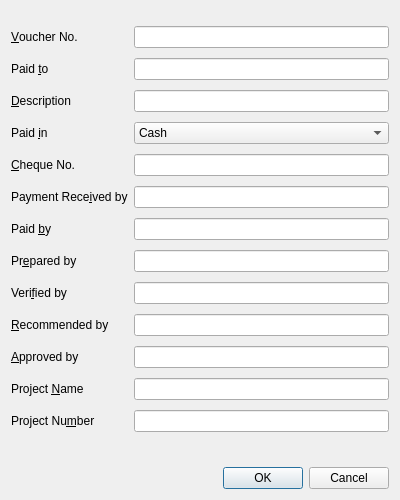
Before: the Qt Designer form SampleApps/Voucher/ch.banana.apps.transactionvoucher.dialog.ui in BananaAccounting/General, drawn with Qt 5.
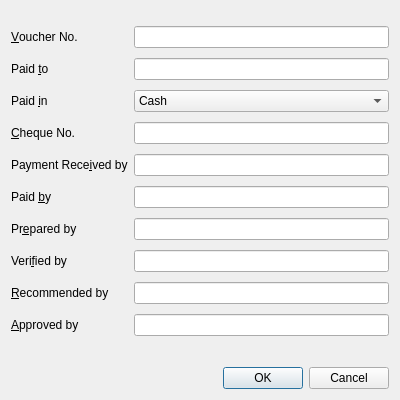
After: the same form once the commit is applied.

Commit message: Updated transaction voucher app

```diff
--- a/SampleApps/Voucher/ch.banana.apps.transactionvoucher.dialog.ui
+++ b/SampleApps/Voucher/ch.banana.apps.transactionvoucher.dialog.ui
@@ -7,7 +7,7 @@
     <x>0</x>
     <y>0</y>
     <width>400</width>
-    <height>500</height>
+    <height>400</height>
    </rect>
   </property>
   <property name="windowTitle">
@@ -38,13 +38,7 @@
      <property name="verticalSpacing">
       <number>10</number>
      </property>
-     <item row="11" column="1">
-      <widget class="QLineEdit" name="ProjectNameLineEdit"/>
-     </item>
      <item row="2" column="1">
-      <widget class="QLineEdit" name="DescriptionLineEdit"/>
-     </item>
-     <item row="3" column="1">
       <widget class="QComboBox" name="PaidInComboBox">
        <item>
         <property name="text">
@@ -68,7 +62,7 @@
        </item>
       </widget>
      </item>
-     <item row="7" column="0">
+     <item row="6" column="0">
       <widget class="QLabel" name="PreparedByLabel">
        <property name="text">
         <string>Pr&amp;epared by</string>
@@ -88,10 +82,10 @@
        </property>
       </widget>
      </item>
-     <item row="5" column="1">
+     <item row="4" column="1">
       <widget class="QLineEdit" name="PaymentReceivedByLineEdit"/>
      </item>
-     <item row="10" column="0">
+     <item row="9" column="0">
       <widget class="QLabel" name="ApprovedByLabel">
        <property name="text">
         <string>&amp;Approved by</string>
@@ -101,7 +95,7 @@
        </property>
       </widget>
      </item>
-     <item row="8" column="0">
+     <item row="7" column="0">
       <widget class="QLabel" name="VerifiedByLabel">
        <property name="text">
         <string>Veri&amp;fied by</string>
@@ -111,13 +105,13 @@
        </property>
       </widget>
      </item>
-     <item row="10" column="1">
+     <item row="9" column="1">
       <widget class="QLineEdit" name="ApprovedByLineEdit"/>
      </item>
-     <item row="6" column="1">
+     <item row="5" column="1">
       <widget class="QLineEdit" name="PaidByLineEdit"/>
      </item>
-     <item row="6" column="0">
+     <item row="5" column="0">
       <widget class="QLabel" name="PaidByLabel">
        <property name="text">
         <string>Paid &amp;by</string>
@@ -127,7 +121,7 @@
        </property>
       </widget>
      </item>
-     <item row="4" column="0">
+     <item row="3" column="0">
       <widget class="QLabel" name="ChequeNumberLabel">
        <property name="text">
         <string>&amp;Cheque No.</string>
@@ -150,7 +144,7 @@
      <item row="1" column="1">
       <widget class="QLineEdit" name="PaidToLineEdit"/>
      </item>
-     <item row="9" column="0">
+     <item row="8" column="0">
       <widget class="QLabel" name="RecommendedByLabel">
        <property name="text">
         <string>&amp;Recommended by</string>
@@ -160,13 +154,13 @@
        </property>
       </widget>
      </item>
-     <item row="9" column="1">
+     <item row="8" column="1">
       <widget class="QLineEdit" name="RecommendedByLineEdit"/>
      </item>
-     <item row="7" column="1">
+     <item row="6" column="1">
       <widget class="QLineEdit" name="PreparedByLineEdit"/>
      </item>
-     <item row="3" column="0">
+     <item row="2" column="0">
       <widget class="QLabel" name="PaidInLabel">
        <property name="text">
         <string>Paid &amp;in</string>
@@ -176,20 +170,10 @@
        </property>
       </widget>
      </item>
-     <item row="4" column="1">
+     <item row="3" column="1">
       <widget class="QLineEdit" name="ChequeNumberLineEdit"/>
      </item>
-     <item row="2" column="0">
-      <widget class="QLabel" name="DescriptionLabel">
-       <property name="text">
-        <string>&amp;Description</string>
-       </property>
-       <property name="buddy">
-        <cstring>DescriptionLineEdit</cstring>
-       </property>
-      </widget>
-     </item>
-     <item row="5" column="0">
+     <item row="4" column="0">
       <widget class="QLabel" name="PaymentReceivedByLabel">
        <property name="text">
         <string>Payment Rece&amp;ived by</string>
@@ -199,32 +183,9 @@
        </property>
       </widget>
      </item>
-     <item row="8" column="1">
+     <item row="7" column="1">
       <widget class="QLineEdit" name="VerifiedByLineEdit"/>
      </item>
-     <item row="11" column="0">
-      <widget class="QLabel" name="ProjectNameLabel">
-       <property name="text">
-        <string>Project &amp;Name</string>
-       </property>
-       <property name="buddy">
-        <cstring>ProjectNameLineEdit</cstring>
-       </property>
-      </widget>
-     </item>
-     <item row="12" column="0">
-      <widget class="QLabel" name="ProjectNumberLabel">
-       <property name="text">
-        <string>Project Nu&amp;mber</string>
-       </property>
-       <property name="buddy">
-        <cstring>ProjectNumberLineEdit</cstring>
-       </property>
-      </widget>
-     </item>
-     <item row="12" column="1">
-      <widget class="QLineEdit" name="ProjectNumberLineEdit"/>
-     </item>
      <item row="0" column="1">
       <widget class="QLineEdit" name="VoucherNumberLineEdit"/>
      </item>
```
Left out of the diff: 3 changed lines with no effect on the pictures. The commit also changes 2 other files.
